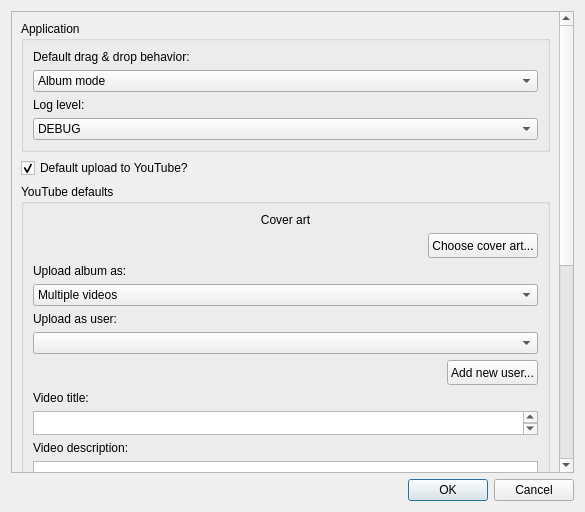
This is ui/settingswindow.ui in 7x11x13/songs-to-youtube as Qt 5 draws it before an edit. The edited form follows.
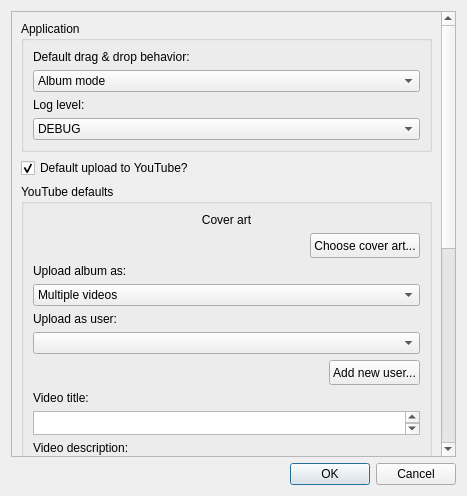
This is the edited form. Custom widgets are drawn as their Qt base class.

Patch:
```diff
--- a/ui/settingswindow.ui
+++ b/ui/settingswindow.ui
@@ -6,8 +6,8 @@
    <rect>
     <x>0</x>
     <y>0</y>
-    <width>585</width>
-    <height>512</height>
+    <width>467</width>
+    <height>496</height>
    </rect>
   </property>
   <property name="sizePolicy">
@@ -18,7 +18,7 @@
   </property>
   <property name="minimumSize">
    <size>
-    <width>585</width>
+    <width>300</width>
     <height>300</height>
    </size>
   </property>
@@ -45,7 +45,7 @@
        <rect>
         <x>0</x>
         <y>0</y>
-        <width>551</width>
+        <width>433</width>
         <height>816</height>
        </rect>
       </property>
@@ -426,6 +426,17 @@
    <extends>QCheckBox</extends>
    <header>setting_check_box.h</header>
   </customwidget>
+  <customwidget>
+   <class>CoverArtDisplay</class>
+   <extends>QLabel</extends>
+   <header>cover_art_display.h</header>
+  </customwidget>
+  <customwidget>
+   <class>SettingsScrollArea</class>
+   <extends>QScrollArea</extends>
+   <header>settings_scroll_area.h</header>
+   <container>1</container>
+  </customwidget>
  </customwidgets>
  <resources/>
  <connections>
```
Left out of the diff: 6 changed lines with no effect on the pictures.
